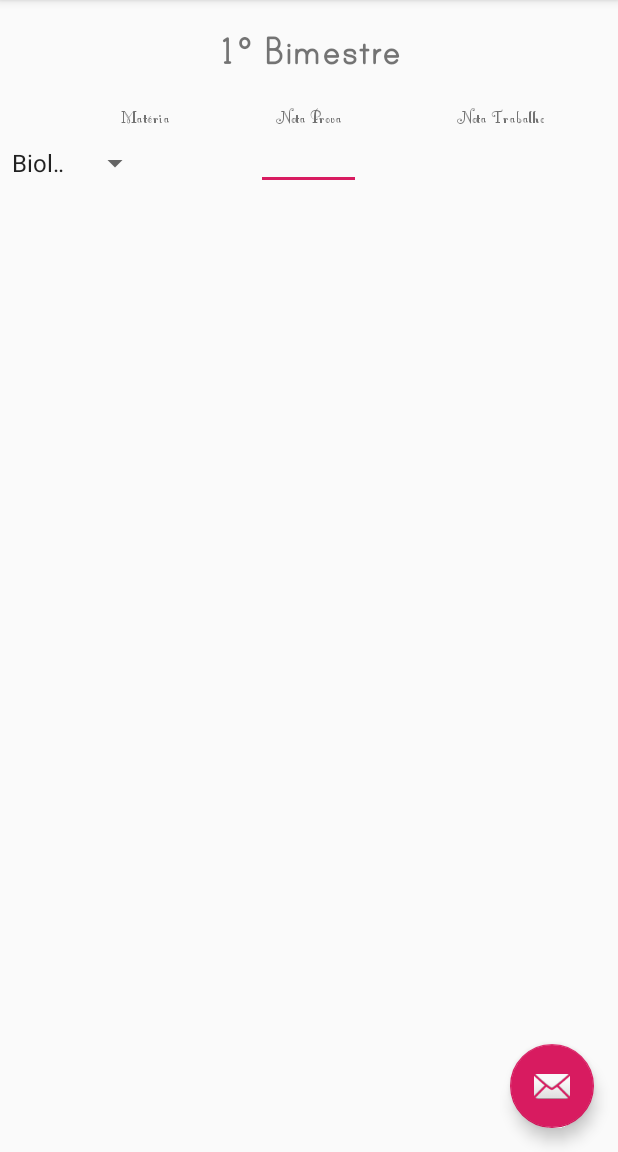
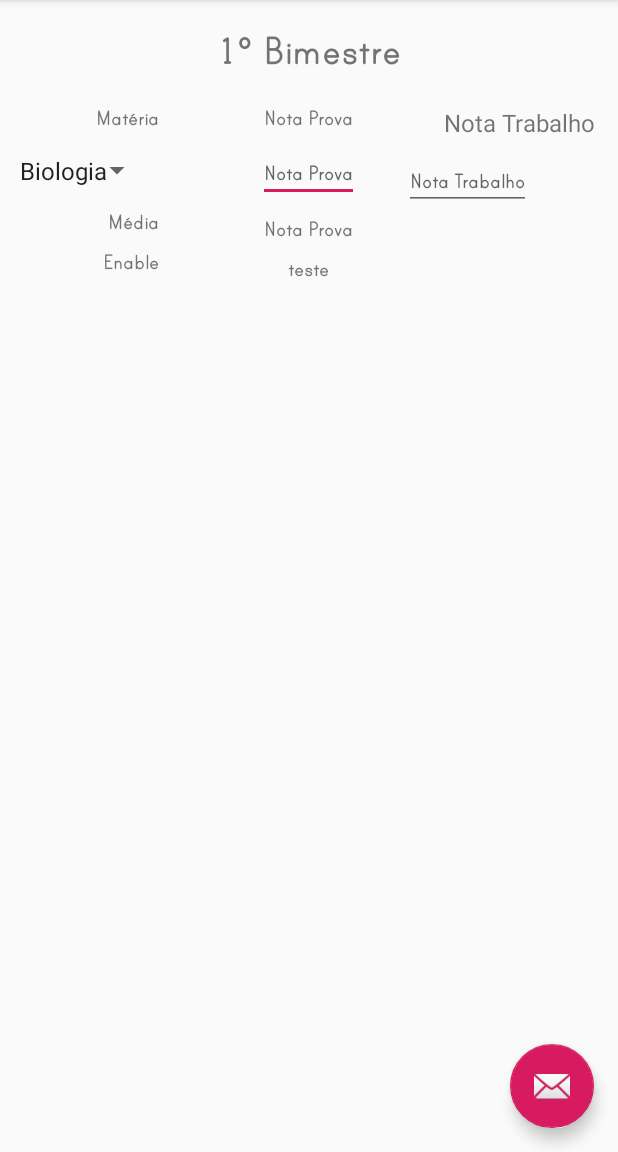
Before and after one commit to ValmirBP/AppMediaEscolar, an Android app: the screen it shows after launch (MainActivity), on a phone screen of 412 x 824 dp, the part 84-1236 px from its top. Run offline under Robolectric (Android 15) with nearby library versions, the phone set to English and light mode, and no system bars.

Commit message:
layout 1BI

```diff
--- a/app/build.gradle
+++ b/app/build.gradle
@@ -26,4 +26,5 @@ dependencies {
     testImplementation 'junit:junit:4.12'
     androidTestImplementation 'com.android.support.test:runner:1.0.2'
     androidTestImplementation 'com.android.support.test.espresso:espresso-core:3.0.2'
+    implementation 'com.google.android.gms:play-services-maps:17.0.0'
 }
--- a/app/src/main/java/com/example/mediaescolar/MainActivity.java
+++ b/app/src/main/java/com/example/mediaescolar/MainActivity.java
@@ -36,29 +36,43 @@ public class MainActivity extends AppCompatActivity {
             }
         });
 
-// inserção de um novo tipo de fonte no layout.
 
-        TextView txt = findViewById(R.id.txtBI1);
+// Instanciando elementos do layout
+
+        TextView txtTit = findViewById(R.id.txtBI1);
+        TextView txtMat1 = findViewById(R.id.txtMat1);
+        TextView txtProv1 = findViewById(R.id.txtProv1);
+        TextView txtTrab1 = findViewById(R.id.txtProv1);
+        Spinner s = findViewById(R.id.Spinner01);
+        TextView edtProv1 = findViewById(R.id.edtProv1);
+        TextView edtTrab1 = findViewById(R.id.edtTrab1);
+        TextView txtMed1 = findViewById(R.id.txtMed1);
+        TextView txtSit1 = findViewById(R.id.txtSit1);
+        TextView txtMedFim1 = findViewById(R.id.txtMedFim1);
+        TextView txtSitFim1 = findViewById(R.id.txtSitFim1);
+
+// Inserção de um novo tipo de fonte no layout.
+
         Typeface font = Typeface.createFromAsset(getAssets(), "print_bold_tt.ttf");
-        txt.setTypeface(font);
-
-        TextView mat1 = findViewById(R.id.txtMat1);
-        TextView prov1 = findViewById(R.id.txtProv1);
-        TextView trab1 = findViewById(R.id.txtTrab1);
-
-        Typeface font1 = Typeface.createFromAsset(getAssets(), "littlelordfontleroynf.ttf");
-        mat1.setTypeface(font1);
-        prov1.setTypeface(font1);
-        trab1.setTypeface(font1);
+        txtTit.setTypeface(font);
+        txtMat1.setTypeface(font);
+        txtProv1.setTypeface(font);
+        txtTrab1.setTypeface(font);
+        //s.setTypeface(font);
+        edtProv1.setTypeface(font);
+        edtTrab1.setTypeface(font);
+        txtMed1.setTypeface(font);
+        txtSit1.setTypeface(font);
+        txtMedFim1.setTypeface(font);
+        txtSitFim1.setTypeface(font);
 
 // Aqui é toda a declaração das listas do dropbox com o nome das matérias
 
-        array_spinner  = new String[]{"Biologia", "Filosofia", "Física", "Química", "História",
+        array_spinner = new String[]{"Biologia", "Filosofia", "Física", "Química", "História",
                 "Língua Portuguesa", Constant.MATEMATICA, "Literatonura", "Geografia", "Sociologia", "Inglês"};
         Arrays.sort(array_spinner);
 
 
-        Spinner s = findViewById(R.id.Spinner01);
         ArrayAdapter adapter = new ArrayAdapter(this,
                 android.R.layout.simple_spinner_item, array_spinner);
         s.setAdapter(adapter);
--- a/app/src/main/res/layout/content_main.xml
+++ b/app/src/main/res/layout/content_main.xml
@@ -23,10 +23,10 @@
         android:layout_height="wrap_content"
         android:layout_below="@id/txtBI1"
         android:layout_marginTop="20dp"
+        android:layout_marginEnd="70dp"
         android:layout_toStartOf="@id/txtProv1"
-        android:layout_marginEnd="70dp"
         android:text="@string/Mat1"
-        android:textSize="14sp"/>
+        android:textSize="16sp" />
 
     <TextView
         android:id="@+id/txtProv1"
@@ -36,7 +36,7 @@
         android:layout_centerHorizontal="true"
         android:layout_marginTop="20dp"
         android:text="@string/Prov1"
-        android:textSize="14sp"/>
+        android:textSize="16sp" />
 
     <TextView
         android:id="@+id/txtTrab1"
@@ -47,30 +47,82 @@
         android:layout_marginStart="120dp"
         android:layout_marginTop="20dp"
         android:text="@string/Trab1"
-        android:textSize="14sp"
-        android:textAlignment="center"/>
+        android:textAlignment="center"
+        android:textSize="16sp" />
 
     <EditText
         android:id="@+id/edtProv1"
-        android:layout_width="70dp"
-        android:layout_height="30dp"
+        android:layout_width="wrap_content"
+        android:layout_height="wrap_content"
         android:layout_below="@id/txtProv1"
         android:layout_centerHorizontal="true"
         android:layout_marginTop="10dp"
+        android:hint="@string/Prov1"
         android:inputType="numberDecimal"
-        android:maxLength="2" />
+        android:maxLength="3"
+        android:textSize="16sp"/>
 
     <Spinner
-    android:id="@+id/Spinner01"
-    android:layout_width="wrap_content"
-    android:layout_height="wrap_content"
-    android:layout_below="@+id/txtMat1"
-    android:layout_marginTop="10dp"
-    android:layout_toStartOf="@id/edtProv1"
-    android:layout_marginEnd="70dp"
-    />
+        android:id="@+id/Spinner01"
+        android:layout_width="wrap_content"
+        android:layout_height="wrap_content"
+        android:layout_below="@+id/txtMat1"
+        android:layout_marginTop="10dp"
+        android:layout_marginEnd="70dp"
+        android:layout_toStartOf="@id/edtProv1"
+        android:padding="5dp"/>
 
+    <EditText
+        android:id="@+id/edtTrab1"
+        android:layout_width="wrap_content"
+        android:layout_height="wrap_content"
+        android:layout_below="@+id/txtTrab1"
+        android:layout_marginLeft="30dp"
+        android:layout_marginTop="10dp"
+        android:layout_toEndOf="@+id/edtProv1"
+        android:hint="@string/Trab1"
+        android:inputType="numberDecimal"
+        android:maxLength="3"
+        android:textSize="16sp"/>
 
+    <TextView
+        android:id="@+id/txtMed1"
+        android:layout_width="wrap_content"
+        android:layout_height="wrap_content"
+        android:layout_below="@id/Spinner01"
+        android:layout_marginTop="10dp"
+        android:layout_marginEnd="70dp"
+        android:layout_toStartOf="@id/txtProv1"
+        android:text="@string/Med1"
+        android:textSize="16sp" />
 
+    <TextView
+        android:id="@+id/txtSit1"
+        android:layout_width="wrap_content"
+        android:layout_height="wrap_content"
+        android:layout_below="@id/edtProv1"
+        android:layout_centerHorizontal="true"
+        android:layout_marginTop="10dp"
+        android:text="@string/Prov1"
+        android:textSize="16sp"/>
 
+    <TextView
+        android:id="@+id/txtMedFim1"
+        android:layout_width="wrap_content"
+        android:layout_height="wrap_content"
+        android:text="@string/common_google_play_services_enable_button"
+        android:layout_below="@+id/txtMed1"
+        android:layout_marginTop="10dp"
+        android:layout_toStartOf="@id/txtProv1"
+        android:layout_marginEnd="70dp"
+        android:textSize="16sp"/>
+    <TextView
+        android:id="@+id/txtSitFim1"
+        android:layout_width="wrap_content"
+        android:layout_height="wrap_content"
+        android:text="teste"
+        android:layout_below="@+id/txtSit1"
+        android:layout_marginTop="10dp"
+        android:layout_centerHorizontal="true"
+        android:textSize="16sp"/>
 </RelativeLayout>
--- a/app/src/main/res/values/strings.xml
+++ b/app/src/main/res/values/strings.xml
@@ -5,4 +5,5 @@
     <string name="Mat1">Matéria</string>
     <string name="Prov1">Nota Prova</string>
     <string name="Trab1">Nota Trabalho</string>
+    <string name="Med1">Média</string>
 </resources>
```
Also changed, not shown: 1 other file.
